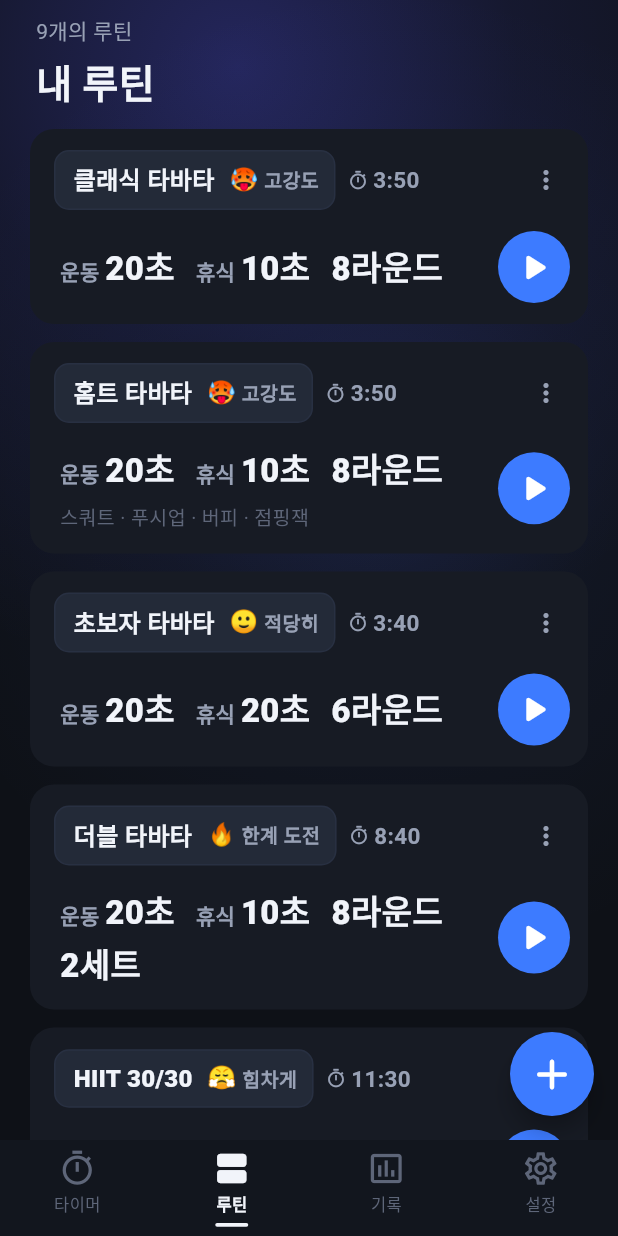
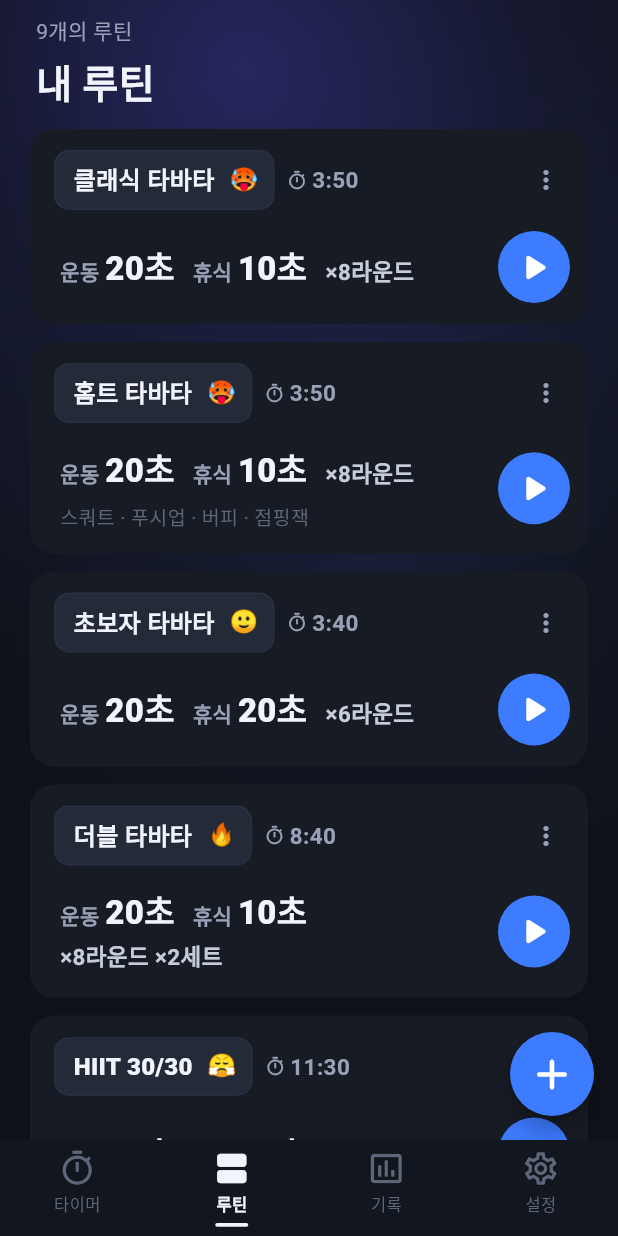
Before and after one commit to sionhyeop/tabata-timer, a Flutter app: the screen it shows after launch, item 2 of the bottom bar chosen, on a phone screen of 412 x 824 dp. Run offline on Flutter 3.47's test engine with Material 3 defaults, Android fonts, the phone set to English and light mode, and no system bars; our stand-ins replace audioplayers, flutter_tts, shared_preferences, wakelock_plus; missing offline and left inert: flutter_foreground_task.

Commit message:
Shrink repeat counts to "×8라운드 ×2세트"; show effort as a face only
- Routine cards keep work/rest durations large and show the repeat
  counts small as one "×8라운드 ×2세트" unit, so a wrap never splits them.
- Effort words (고강도, 적당히, 한계 도전) are gone from the screen on the
  routine cards and the timer tab; the face (and the bars on the timer
  tab) remain, and screen readers still hear the level.
- The unused WorkoutConfig.summary string is removed.

Version 1.3.4.

Co-Authored-By: Claude Opus 5.5 <noreply@anthropic.com>

```diff
--- a/lib/models/workout_config.dart
+++ b/lib/models/workout_config.dart
@@ -81,29 +81,30 @@ class WorkoutConfig {
   };
 
   /// Short human summary, e.g. "20초 · 10초 · 8라운드".
-  /// The plan in a few label/value pairs, e.g. (운동, 20초), (휴식, 10초),
-  /// ('', 8라운드). The value is the part to emphasize.
-  List<({String label, String value})> get summaryParts {
+  /// The plan in a few pieces, e.g. (운동, 20초), (휴식, 10초), and the
+  /// repeat counts 8라운드 / 2세트 flagged [repeat] so they can be shown
+  /// as small "×8라운드" multipliers.
+  List<({String label, String value, bool repeat})> get summaryParts {
     const t = formatDurationKo;
     return switch (mode) {
       TimerMode.tabata || TimerMode.interval => [
-        (label: '운동', value: t(workSec)),
-        if (restSec > 0) (label: '휴식', value: t(restSec)),
-        (label: '', value: '$rounds라운드'),
-        if (sets > 1) (label: '', value: '$sets세트'),
+        (label: '운동', value: t(workSec), repeat: false),
+        if (restSec > 0) (label: '휴식', value: t(restSec), repeat: false),
+        (label: '', value: '$rounds라운드', repeat: true),
+        if (sets > 1) (label: '', value: '$sets세트', repeat: true),
       ],
-      TimerMode.emom => [(label: '', value: '${t(workSec)}마다'), (label: '', value: '$rounds라운드')],
-      TimerMode.amrap => [(label: '제한 시간', value: t(workSec))],
+      TimerMode.emom => [
+        (label: '', value: '${t(workSec)}마다', repeat: false),
+        (label: '', value: '$rounds라운드', repeat: true),
+      ],
+      TimerMode.amrap => [(label: '제한 시간', value: t(workSec), repeat: false)],
       TimerMode.forTime =>
-        workSec > 0 ? [(label: '타임캡', value: t(workSec))] : [(label: '', value: '타임캡 없음')],
-      TimerMode.rest => [(label: '휴식', value: t(workSec))],
+        workSec > 0
+            ? [(label: '타임캡', value: t(workSec), repeat: false)]
+            : [(label: '', value: '타임캡 없음', repeat: false)],
+      TimerMode.rest => [(label: '휴식', value: t(workSec), repeat: false)],
     };
   }
-
-  /// [summaryParts] as one line: "운동 20초 · 휴식 10초 · 8라운드".
-  String get summary =>
-      [for (final p in summaryParts) p.label.isEmpty ? p.value : '${p.label} ${p.value}']
-          .join(' · ');
 
   WorkoutConfig copyWith({
     String? id,
--- a/lib/ui/routines/routines_tab.dart
+++ b/lib/ui/routines/routines_tab.dart
@@ -235,45 +235,60 @@ class _TitleBox extends StatelessWidget {
   }
 }
 
-/// "운동 20초  휴식 10초  8라운드" with the values large; wraps between
-/// items, never inside one.
+/// "운동 20초  휴식 10초  ×8라운드 ×2세트": durations large, repeat counts
+/// small; wraps between items, never inside one.
 class _BigSummary extends StatelessWidget {
   const _BigSummary({required this.parts});
 
-  final List<({String label, String value})> parts;
+  final List<({String label, String value, bool repeat})> parts;
+
+  static const _label = TextStyle(
+    color: AppColors.textSecondary,
+    fontSize: 14,
+    fontWeight: FontWeight.w600,
+  );
+  static const _value = TextStyle(
+    color: AppColors.textPrimary,
+    fontSize: 22,
+    fontWeight: FontWeight.w800,
+    fontFeatures: tabularFigures,
+  );
+  static const _repeat = TextStyle(
+    color: AppColors.cardCaption,
+    fontSize: 15,
+    fontWeight: FontWeight.w700,
+    fontFeatures: tabularFigures,
+  );
 
   @override
   Widget build(BuildContext context) {
+    // Repeat counts travel together ("×8라운드 ×2세트"), so a wrap never
+    // separates them.
+    final repeats = [
+      for (final p in parts)
+        if (p.repeat) '×${p.value}',
+    ].join(' ');
     return Wrap(
-      spacing: 14,
+      spacing: 12,
       runSpacing: 2,
       crossAxisAlignment: WrapCrossAlignment.end,
       children: [
         for (final p in parts)
-          Text.rich(
-            TextSpan(
-              children: [
-                if (p.label.isNotEmpty)
-                  TextSpan(
-                    text: '${p.label} ',
-                    style: const TextStyle(
-                      color: AppColors.textSecondary,
-                      fontSize: 14,
-                      fontWeight: FontWeight.w600,
-                    ),
-                  ),
-                TextSpan(
-                  text: p.value,
-                  style: const TextStyle(
-                    color: AppColors.textPrimary,
-                    fontSize: 22,
-                    fontWeight: FontWeight.w800,
-                    fontFeatures: tabularFigures,
-                  ),
-                ),
-              ],
+          if (!p.repeat)
+            Text.rich(
+              TextSpan(
+                children: [
+                  if (p.label.isNotEmpty) TextSpan(text: '${p.label} ', style: _label),
+                  TextSpan(text: p.value, style: _value),
+                ],
+              ),
+              maxLines: 1,
             ),
-            maxLines: 1,
+        if (repeats.isNotEmpty)
+          Padding(
+            // Sit on roughly the same baseline as the large values.
+            padding: const EdgeInsets.only(bottom: 2),
+            child: Text(repeats, style: _repeat, maxLines: 1),
           ),
       ],
     );
--- a/lib/ui/settings/settings_tab.dart
+++ b/lib/ui/settings/settings_tab.dart
@@ -170,7 +170,7 @@ class SettingsTab extends StatelessWidget {
               const SizedBox(height: 28),
               const Center(
                 child: Text(
-                  '타바타 타이머 1.3.3',
+                  '타바타 타이머 1.3.4',
                   style: TextStyle(color: AppColors.textTertiary, fontSize: 12),
                 ),
               ),
--- a/lib/ui/widgets/intensity_meter.dart
+++ b/lib/ui/widgets/intensity_meter.dart
@@ -3,8 +3,8 @@ import 'package:flutter/material.dart';
 import '../../engine/intensity.dart';
 import '../../theme/app_colors.dart';
 
-/// Face + label, optionally followed by five rising bars read like a
-/// signal meter.
+/// The effort face, optionally followed by five rising bars read like a
+/// signal meter. The level's name is for screen readers only.
 class IntensityMeter extends StatelessWidget {
   const IntensityMeter({
     super.key,
@@ -41,15 +41,6 @@ class IntensityMeter extends StatelessWidget {
                 key: ValueKey(level),
                 overflow: TextOverflow.visible,
                 style: TextStyle(fontSize: compact ? 15 : 22, height: 1.25),
-              ),
-            ),
-            SizedBox(width: compact ? 4 : 6),
-            Text(
-              level.label,
-              style: TextStyle(
-                fontSize: compact ? 13 : 15,
-                fontWeight: FontWeight.w700,
-                color: compact ? AppColors.textSecondary : AppColors.textPrimary,
               ),
             ),
             if (showBars) ...[
--- a/pubspec.yaml
+++ b/pubspec.yaml
@@ -16,7 +16,7 @@ publish_to: 'none' # Remove this line if you wish to publish to pub.dev
 # https://developer.apple.com/library/archive/documentation/General/Reference/InfoPlistKeyReference/Articles/CoreFoundationKeys.html
 # In Windows, build-name is used as the major, minor, and patch parts
 # of the product and file versions while build-number is used as the build suffix.
-version: 1.3.3+7
+version: 1.3.4+8
 
 environment:
   sdk: ^3.13.7
```
Also changed, not shown: 3 other files.
